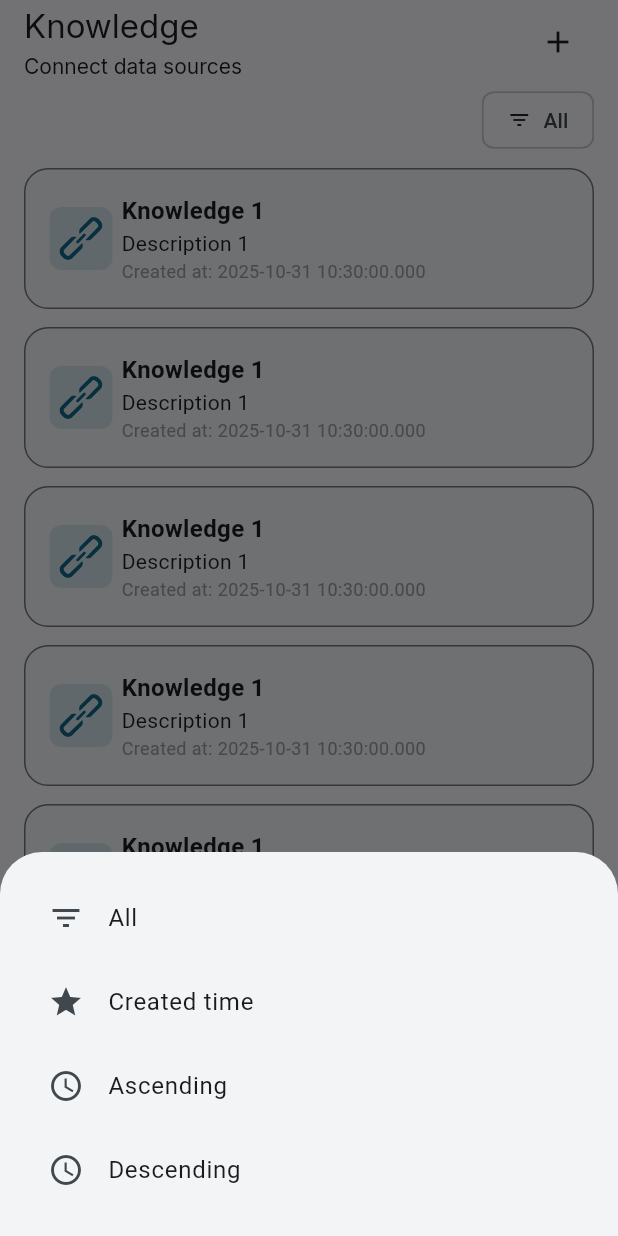
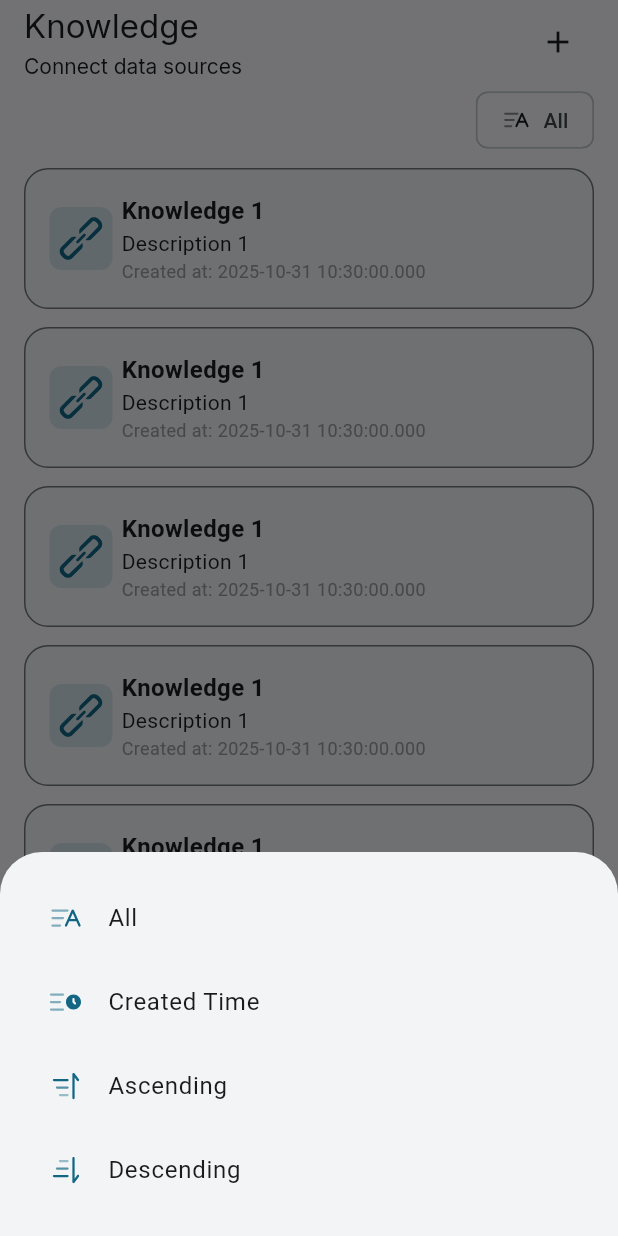
Before and after one commit to minhkhang1505/khtn-ai-final-project, a Flutter app: the screen it shows after launch, item 4 of the bottom bar chosen, after a tap on "All", on a phone screen of 412 x 824 dp. Run offline on Flutter 3.47's test engine with Material 3 defaults, Android fonts, the phone set to English and light mode, and no system bars; our stand-ins replace flutter_otp_text_field, flutter_svg, google_fonts.

Commit message:
feat(filter): refactor FilterChipMenu to use KnowledgeFilter model and display SVG icons

```diff
--- a/lib/presentation/views/knowledge/knowledge_page.dart
+++ b/lib/presentation/views/knowledge/knowledge_page.dart
@@ -44,54 +44,72 @@ class KnowledgePage extends StatelessWidget {
   }
 }
 
+class KnowledgeFilter {
+  final String id;
+  final String label;
+  final String iconPath;
+
+  const KnowledgeFilter({
+    required this.id,
+    required this.label,
+    required this.iconPath,
+  });
+}
+
+const List<KnowledgeFilter> knowledgeFilters = [
+  KnowledgeFilter(id: 'all', label: 'All', iconPath: 'assets/icons/ic_all.svg'),
+  KnowledgeFilter(
+    id: 'createdAt',
+    label: 'Created Time',
+    iconPath: 'assets/icons/ic_created_at.svg',
+  ),
+  KnowledgeFilter(
+    id: 'ascending',
+    label: 'Ascending',
+    iconPath: 'assets/icons/ic_ascending.svg',
+  ),
+  KnowledgeFilter(
+    id: 'descending',
+    label: 'Descending',
+    iconPath: 'assets/icons/ic_descending.svg',
+  ),
+];
+
 class FilterChipMenu extends StatefulWidget {
   @override
   State<FilterChipMenu> createState() => _FilterChipMenuState();
 }
 
 class _FilterChipMenuState extends State<FilterChipMenu> {
-  String selected = 'All';
+  KnowledgeFilter selected = knowledgeFilters.first;
 
   @override
   Widget build(BuildContext context) {
     return GestureDetector(
       onTap: () async {
-        final result = await showModalBottomSheet<String>(
+        final result = await showModalBottomSheet<KnowledgeFilter>(
           context: context,
           builder: (context) => Container(
             padding: const EdgeInsets.all(16),
             child: Column(
               mainAxisSize: MainAxisSize.min,
-              children: [
-                ListTile(
-                  leading: Icon(Icons.filter_list),
-                  title: Text('All'),
+              children: knowledgeFilters.map((filter) {
+                return ListTile(
+                  leading: SvgPicture.asset(
+                    filter.iconPath,
+                    width: 24,
+                    height: 24,
+                    colorFilter: ColorFilter.mode(
+                      Theme.of(context).colorScheme.primary,
+                      BlendMode.srcIn,
+                    ),
+                  ),
+                  title: Text(filter.label),
                   onTap: () {
-                    Navigator.pop(context, "All");
+                    Navigator.pop(context, filter);
                   },
-                ),
-                ListTile(
-                  leading: Icon(Icons.star),
-                  title: Text('Created time'),
-                  onTap: () {
-                    Navigator.pop(context, "Created time");
-                  },
-                ),
-                ListTile(
-                  leading: Icon(Icons.access_time),
-                  title: Text('Ascending'),
-                  onTap: () {
-                    Navigator.pop(context, "Ascending");
-                  },
-                ),
-                ListTile(
-                  leading: Icon(Icons.access_time),
-                  title: Text('Descending'),
-                  onTap: () {
-                    Navigator.pop(context, "Descending");
-                  },
-                ),
-              ],
+                );
+              }).toList(),
             ),
           ),
         );
@@ -104,9 +122,17 @@ class _FilterChipMenuState extends State<FilterChipMenu> {
           mainAxisSize: MainAxisSize.min,
           mainAxisAlignment: MainAxisAlignment.center,
           children: [
-            Icon(Icons.filter_list, size: 16),
+            SvgPicture.asset(
+              selected.iconPath,
+              width: 20,
+              height: 20,
+              colorFilter: ColorFilter.mode(
+                Theme.of(context).colorScheme.onSurface,
+                BlendMode.srcIn,
+              ),
+            ),
             SizedBox(width: 8),
-            Text(selected),
+            Text(selected.label),
           ],
         ),
       ),
```
